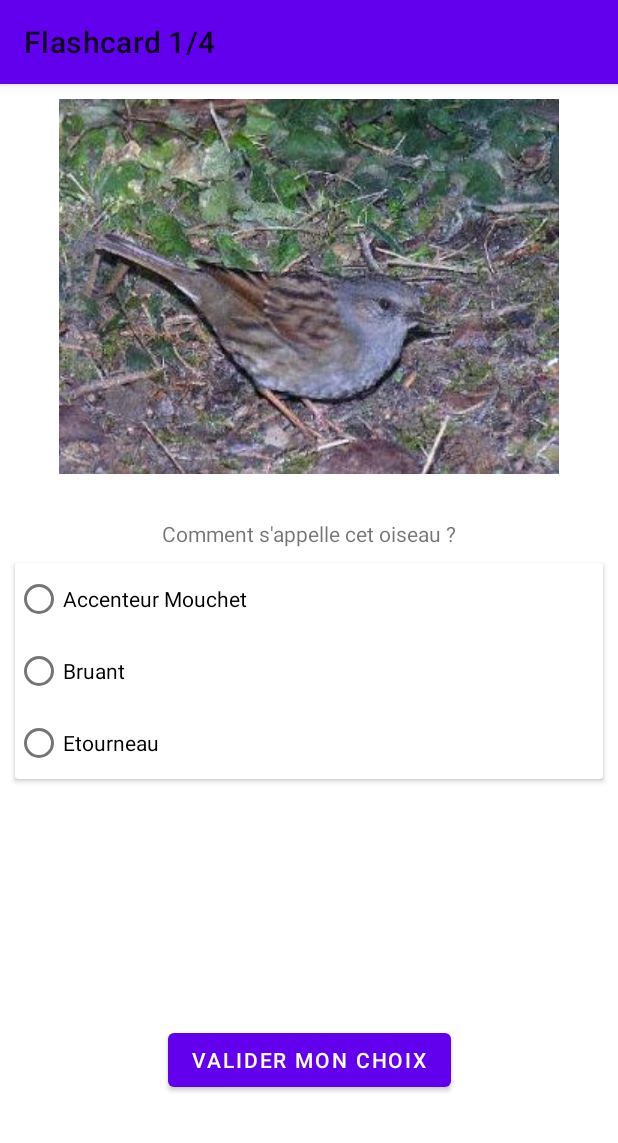
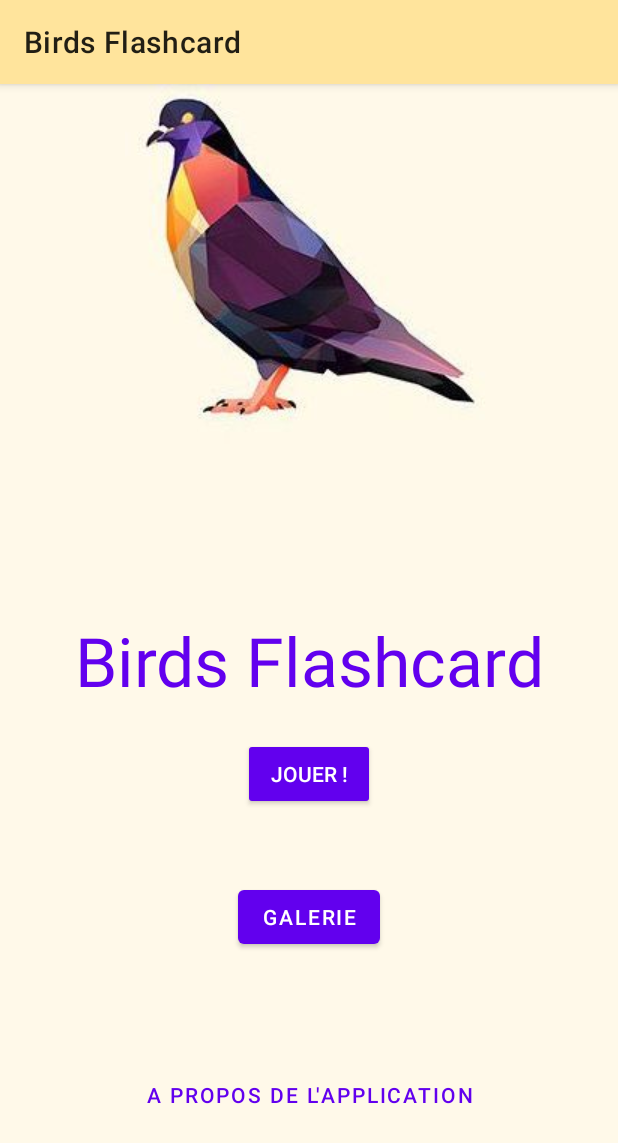
Before and after one commit to CedricLphn/Android-Birds-Flashcard, an Android app: the screen it shows after launch (MainActivity before the commit, HomeActivity after it), on a phone screen of 412 x 824 dp. Shown: the top 1143 px of the screen. Run offline under Robolectric (Android 15) with nearby library versions, the light colour scheme and no system bars.

Commit message:
[ADD] Home Activity

```diff
--- a/app/src/main/java/com/cedricleprohon/birdsflashcard/MainActivity.java
+++ b/app/src/main/java/com/cedricleprohon/birdsflashcard/MainActivity.java
@@ -35,7 +35,7 @@ public class MainActivity extends AppCompatActivity implements View.OnClickListe
     private Topic bird = null;
     private String responseUser = null;
 
-    private int maxQuestions = 4;
+    private int maxQuestions = 2;
     private int currentQuestionNumber = 0;
     private int goodAnswerCount;
     private boolean nextQuestion = false;
@@ -55,41 +55,14 @@ public class MainActivity extends AppCompatActivity implements View.OnClickListe
         super.onCreate(savedInstanceState);
         setContentView(R.layout.activity_main);
         flashcards = new ArrayList<>();
-
-        if (isFirst) {
-            goodAnswerCount = 0;
-            isFirst=  false;
-            repository = new Repository(this, difficulty);
-
-
-            boolean generatedFirstCard = false;
-            while(flashcards.size() != maxQuestions) {
-                Random tmpRandBird = new Random();
-                int randomBird = tmpRandBird.nextInt(repository.size() -1);
-                Topic tmpBird = repository.get(randomBird);
-
-                if(!generatedFirstCard) {
-                    flashcards.add(repository.generateFlashcard(repository.topics, tmpBird, 3));
-                }else if(!flashcards.contains(tmpBird)) {
-                    flashcards.add(repository.generateFlashcard(repository.topics, tmpBird, 3));
-                }else {
-                    Log.e("FLASHCARD", "already exist");
-                }
-            }
-
-            bird = flashcards.get(0).topic;
-
-        }else {
         Intent srcIntent = getIntent();
         currentQuestionNumber = srcIntent.getIntExtra(EXTRA_CURRENT_QUESTION, 0);
         goodAnswerCount = srcIntent.getIntExtra(EXTRA_GOOD_QUESTION, 0);
-            currentQuestionNumber++;
         isFirst = false;
         flashcards = srcIntent.getParcelableArrayListExtra("aFlashcards");
         goodAnswerCount = srcIntent.getIntExtra("aGoodAnswerCount", 0);
         bird = flashcards.get(currentQuestionNumber).topic;
 
-        }
 
         initQuestion();
 
@@ -185,7 +158,7 @@ public class MainActivity extends AppCompatActivity implements View.OnClickListe
                         intent.putParcelableArrayListExtra("aFlashcards", flashcards);
                         intent.putExtra("aIsFirst", isFirst);
                         intent.putExtra(EXTRA_GOOD_QUESTION, goodAnswerCount);
-                        intent.putExtra(EXTRA_CURRENT_QUESTION, currentQuestionNumber);
+                        intent.putExtra(EXTRA_CURRENT_QUESTION, currentQuestionNumber++);
                         intent.putExtra("aDifficulty", difficulty);
                         startActivity(intent);
                     }
--- a/app/src/main/java/com/cedricleprohon/birdsflashcard/Repository.java
+++ b/app/src/main/java/com/cedricleprohon/birdsflashcard/Repository.java
@@ -17,15 +17,13 @@ import java.util.List;
 import java.util.Random;
 
 public class Repository {
-    private ArrayList<Integer> exclude;
-    private JSONArray repo = null;
+    private JSONArray repo;
     private ArrayList<Topic> topics_all;
     public ArrayList<Topic> topics;
 
     private int idTopic;
 
     public Repository(Context context) {
-        exclude = new ArrayList<>();
         topics_all = new ArrayList<>();
         topics = new ArrayList<>();
         String JSONString = null;
@@ -104,10 +102,13 @@ public class Repository {
 
         flashcard.answer.add(topic.name);
 
+        int i = 0;
+
         while (flashcard.answer.size() != count) {
             int random = rand.nextInt(topics.size());
 
             Topic t = topics.get(random);
+
             if (!flashcard.answer.contains(t.name)) {
                 flashcard.answer.add(t.name);
             }
@@ -129,7 +130,6 @@ public class Repository {
     @Override
     public String toString() {
         return "Repository{" +
-                "exclude=" + exclude +
                 ", repo=" + repo +
                 ", topics_all=" + topics_all +
                 ", topics=" + topics +
--- a/app/src/main/java/com/cedricleprohon/birdsflashcard/ResultActivity.java
+++ b/app/src/main/java/com/cedricleprohon/birdsflashcard/ResultActivity.java
@@ -11,14 +11,12 @@ import android.widget.TextView;
 
 public class ResultActivity extends AppCompatActivity {
 
-    ActionBar actionBar;
-
     @Override
     protected void onCreate(Bundle savedInstanceState) {
         super.onCreate(savedInstanceState);
         setContentView(R.layout.activity_result);
 
-        actionBar= getSupportActionBar();
+        ActionBar actionBar= getSupportActionBar();
         actionBar.setBackgroundDrawable(new ColorDrawable(Color.parseColor("#FFE49C")));
 
         Intent intent = getIntent();
--- /dev/null
+++ b/app/src/main/res/layout/activity_home.xml
@@ -0,0 +1,65 @@
+<?xml version="1.0" encoding="utf-8"?>
+<androidx.constraintlayout.widget.ConstraintLayout xmlns:android="http://schemas.android.com/apk/res/android"
+    xmlns:app="http://schemas.android.com/apk/res-auto"
+    xmlns:tools="http://schemas.android.com/tools"
+    android:layout_width="match_parent"
+    android:layout_height="match_parent"
+    android:background="@color/bgcolor"
+    tools:context=".HomeActivity">
+
+    <ImageView
+        android:id="@+id/imageView3"
+        android:layout_width="wrap_content"
+        android:layout_height="wrap_content"
+        app:layout_constraintEnd_toEndOf="parent"
+        app:layout_constraintStart_toStartOf="parent"
+        app:layout_constraintTop_toTopOf="parent"
+        app:srcCompat="@drawable/bird" />
+
+    <TextView
+        android:id="@+id/textView3"
+        android:layout_width="wrap_content"
+        android:layout_height="wrap_content"
+        android:text="Birds Flashcard"
+        android:textAppearance="@style/TextAppearance.AppCompat.Display2"
+        android:textColor="@color/colorPrimary"
+        app:layout_constraintBottom_toBottomOf="parent"
+        app:layout_constraintEnd_toEndOf="parent"
+        app:layout_constraintStart_toStartOf="parent"
+        app:layout_constraintTop_toBottomOf="@+id/imageView3"
+        app:layout_constraintVertical_bias="0.24000001" />
+
+    <Button
+        android:id="@+id/playButton"
+        style="@style/Widget.AppCompat.Button"
+        android:layout_width="wrap_content"
+        android:layout_height="wrap_content"
+        android:text="Jouer !"
+        app:layout_constraintBottom_toBottomOf="parent"
+        app:layout_constraintEnd_toEndOf="parent"
+        app:layout_constraintStart_toStartOf="parent"
+        app:layout_constraintTop_toBottomOf="@+id/textView3"
+        app:layout_constraintVertical_bias="0.06999999" />
+
+    <Button
+        android:id="@+id/galleryButton"
+        android:layout_width="wrap_content"
+        android:layout_height="wrap_content"
+        android:text="Galerie"
+        app:layout_constraintBottom_toBottomOf="parent"
+        app:layout_constraintEnd_toEndOf="@+id/playButton"
+        app:layout_constraintStart_toStartOf="@+id/playButton"
+        app:layout_constraintTop_toBottomOf="@+id/playButton"
+        app:layout_constraintVertical_bias="0.19999999" />
+
+    <Button
+        android:id="@+id/aboutButton"
+        style="@style/Widget.MaterialComponents.Button.TextButton"
+        android:layout_width="wrap_content"
+        android:layout_height="wrap_content"
+        android:text="A propos de l'application"
+        app:layout_constraintBottom_toBottomOf="parent"
+        app:layout_constraintEnd_toEndOf="@+id/galleryButton"
+        app:layout_constraintStart_toStartOf="@+id/galleryButton"
+        app:layout_constraintTop_toBottomOf="@+id/galleryButton" />
+</androidx.constraintlayout.widget.ConstraintLayout>
--- a/app/src/main/res/values/colors.xml
+++ b/app/src/main/res/values/colors.xml
@@ -3,6 +3,6 @@
     <color name="colorPrimary">#6200EE</color>
     <color name="colorPrimaryDark">#3700B3</color>
     <color name="colorAccent">#03DAC5</color>
-    <color name="ABcolor">#FFE49C</color>
+    <color name="bgcolor">#FFF9E9</color>
     <color name="ABTextcolor">#FFFFFF</color>
 </resources>
```
Also changed, not shown: app/src/main/AndroidManifest.xml (+5 -4 lines), app/src/main/java/com/cedricleprohon/birdsflashcard/Application.java (added, +23 -0 lines), app/src/main/java/com/cedricleprohon/birdsflashcard/HomeActivity.java (added, +104 -0 lines), app/src/main/res/drawable-v24/bird.jpg (added). Lines whose indentation alone changed are shown as unchanged.
